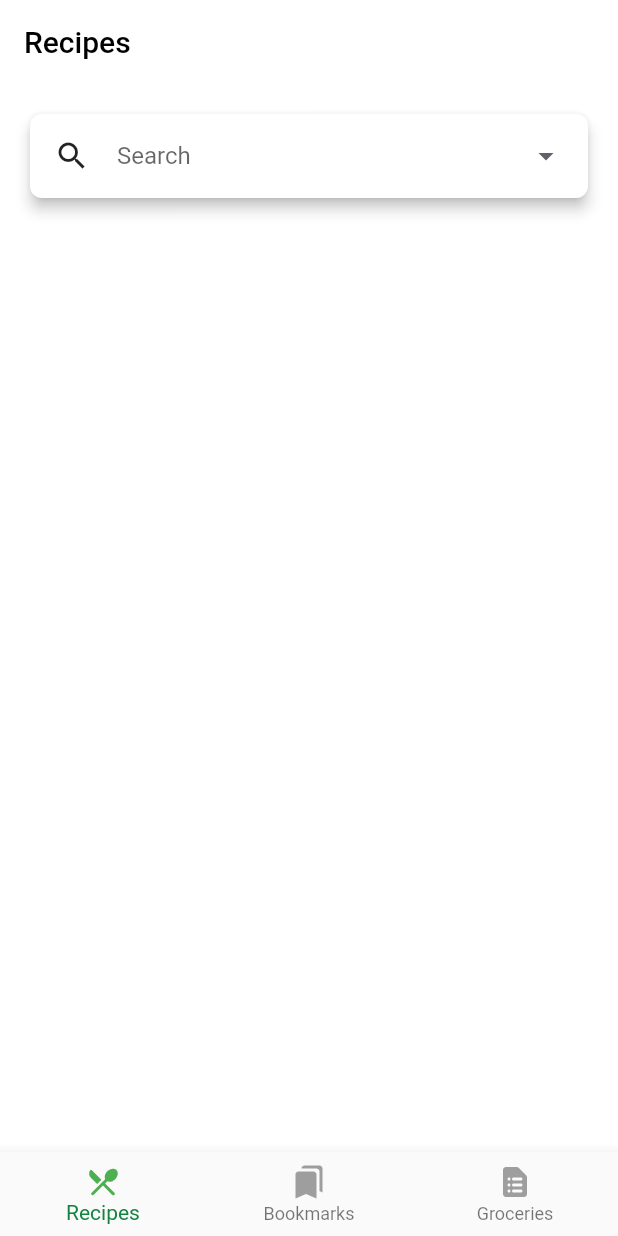
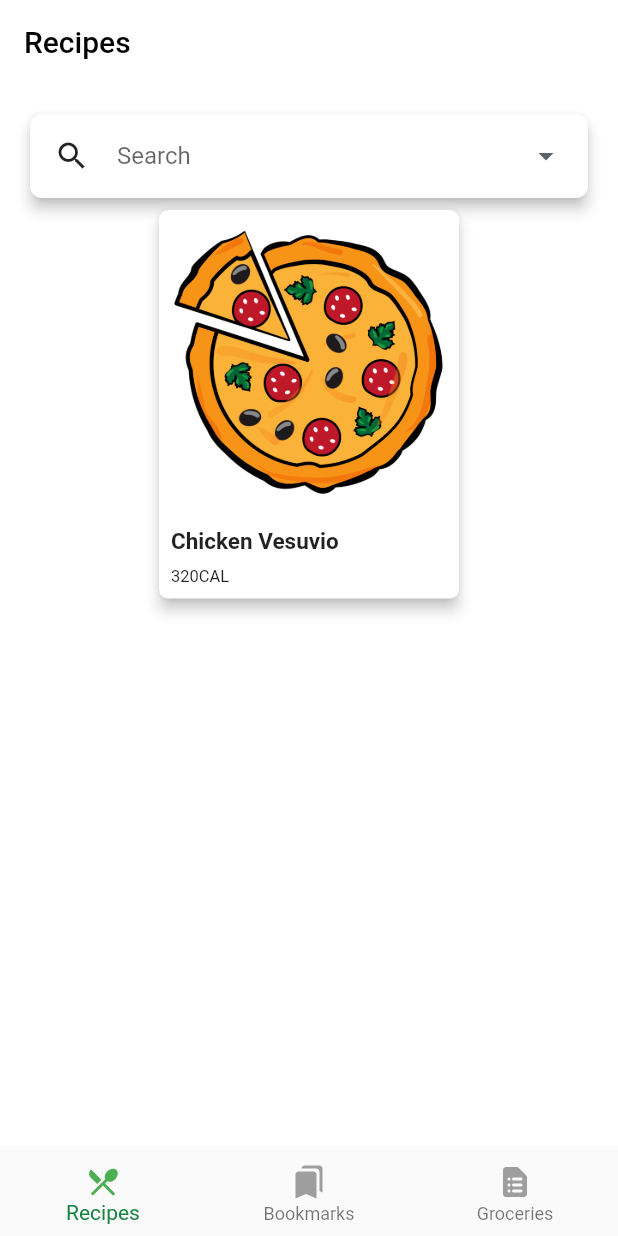
Before and after one commit to fayez666/Recipes-Finder, a Flutter app: the screen it shows after launch, on a phone screen of 412 x 824 dp. Run offline on Flutter 3.47's test engine with Material 2 defaults, Android fonts, the phone set to English and light mode, and no system bars; our stand-ins replace flutter_slidable, flutter_svg, shared_preferences.

```diff
--- /dev/null
+++ b/lib/network/recipe_model.dart
@@ -0,0 +1,91 @@
+import 'package:json_annotation/json_annotation.dart';
+part 'recipe_model.g.dart';
+
+@JsonSerializable()
+class APIRecipeQuery {
+  factory APIRecipeQuery.fromJson(Map<String, dynamic> json) =>
+      _$APIRecipeQueryFromJson(json);
+  Map<String, dynamic> toJson() => _$APIRecipeQueryToJson(this);
+  @JsonKey(name: 'q')
+  String query;
+  int from;
+  int to;
+  bool more;
+  int count;
+  List<APIHits> hits;
+  APIRecipeQuery({
+    required this.query,
+    required this.from,
+    required this.to,
+    required this.more,
+    required this.count,
+    required this.hits,
+  });
+}
+
+@JsonSerializable()
+class APIHits {
+  APIRecipe recipe;
+
+  APIHits({
+    required this.recipe,
+  });
+
+  factory APIHits.fromJson(Map<String, dynamic> json) =>
+      _$APIHitsFromJson(json);
+  Map<String, dynamic> toJson() => _$APIHitsToJson(this);
+}
+
+@JsonSerializable()
+class APIRecipe {
+  String label;
+  String image;
+  String url;
+
+  List<APIIngredients> ingredients;
+  double calories;
+  double totalWeight;
+  double totalTime;
+  APIRecipe({
+    required this.label,
+    required this.image,
+    required this.url,
+    required this.ingredients,
+    required this.calories,
+    required this.totalWeight,
+    required this.totalTime,
+  });
+
+  factory APIRecipe.fromJson(Map<String, dynamic> json) =>
+      _$APIRecipeFromJson(json);
+  Map<String, dynamic> toJson() => _$APIRecipeToJson(this);
+}
+
+String getCalories(double? calories) {
+  if (calories == null) {
+    return '0 KCAL';
+  }
+  return '${calories.floor()} KCAL';
+}
+
+String getWeight(double? weight) {
+  if (weight == null) {
+    return '0g';
+  }
+  return '${weight.floor()}g';
+}
+
+@JsonSerializable()
+class APIIngredients {
+  @JsonKey(name: 'text')
+  String name;
+  double weight;
+  APIIngredients({
+    required this.name,
+    required this.weight,
+  });
+
+  factory APIIngredients.fromJson(Map<String, dynamic> json) =>
+      _$APIIngredientsFromJson(json);
+  Map<String, dynamic> toJson() => _$APIIngredientsToJson(this);
+}
--- a/lib/ui/recipes/recipe_list.dart
+++ b/lib/ui/recipes/recipe_list.dart
@@ -1,10 +1,15 @@
+import 'dart:convert';
 import 'dart:math';
 
 import 'package:flutter/material.dart';
+import 'package:flutter/services.dart';
 import 'package:recipes_finder/ui/colors.dart';
 import 'package:shared_preferences/shared_preferences.dart';
 
+import '../../network/recipe_model.dart';
+import '../recipe_card.dart';
 import '../widgets/custom_dropdown.dart';
+import 'recipe_details.dart';
 
 class RecipeList extends StatefulWidget {
   const RecipeList({Key? key}) : super(key: key);
@@ -26,13 +31,11 @@ class _RecipeListState extends State<RecipeList> {
   bool loading = false;
   bool inErrorState = false;
   List<String> previousSearches = <String>[];
-  // TODO: Add _currentRecipes1
-
+  APIRecipeQuery? _currentRecipes1;
   @override
   void initState() {
     super.initState();
-    // TODO: Call loadRecipes()
-
+    loadRecipes();
     getPreviousSearches();
     searchTextController = TextEditingController(text: '');
     _scrollController.addListener(() {
@@ -55,7 +58,13 @@ class _RecipeListState extends State<RecipeList> {
     });
   }
 
-  // TODO: Add loadRecipes
+  Future loadRecipes() async {
+
+    final jsonString = await rootBundle.loadString('assets/recipes1.json');
+    setState(() {
+      _currentRecipes1 = APIRecipeQuery.fromJson(jsonDecode(jsonString));
+    });
+  }
 
   @override
   void dispose() {
@@ -186,16 +195,34 @@ class _RecipeListState extends State<RecipeList> {
     });
   }
 
-  // TODO: Replace method
   Widget _buildRecipeLoader(BuildContext context) {
-    if (searchTextController.text.length < 3) {
+
+    if (_currentRecipes1 == null || _currentRecipes1?.hits == null) {
       return Container();
     }
-    // Show a loading indicator while waiting for the movies
-    return const Center(
-      child: CircularProgressIndicator(),
+    return Flexible(
+      child: ListView.builder(
+        itemCount: 1,
+        itemBuilder: (BuildContext context, int index) {
+          return Center(
+              child: _buildRecipeCard(context, _currentRecipes1!.hits, 0));
+        },
+      ),
     );
   }
 
-  // TODO: Add _buildRecipeCard
+  Widget _buildRecipeCard(
+      BuildContext topLevelContext, List<APIHits> hits, int index) {
+    final recipe = hits[index].recipe;
+    return GestureDetector(
+      onTap: () {
+        Navigator.push(topLevelContext, MaterialPageRoute(
+          builder: (context) {
+            return const RecipeDetails();
+          },
+        ));
+      },
+      child: recipeStringCard(recipe.image, recipe.label),
+    );
+  }
 }
```
Also changed, not shown: lib/network/recipe_model.g.dart (added).
